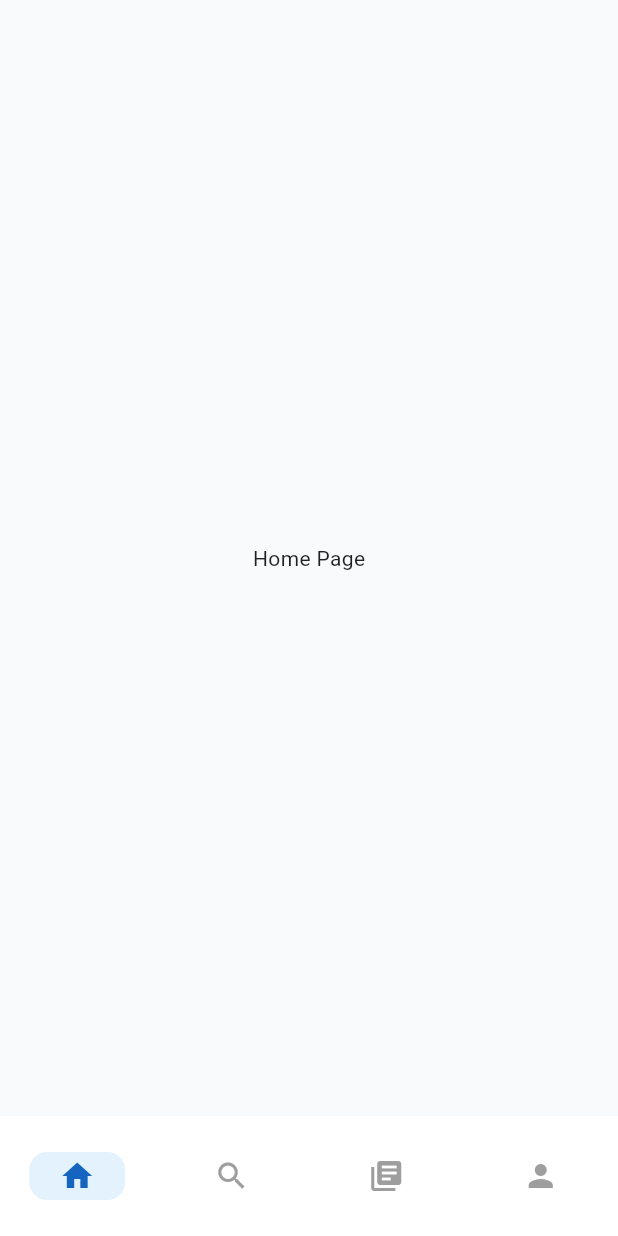
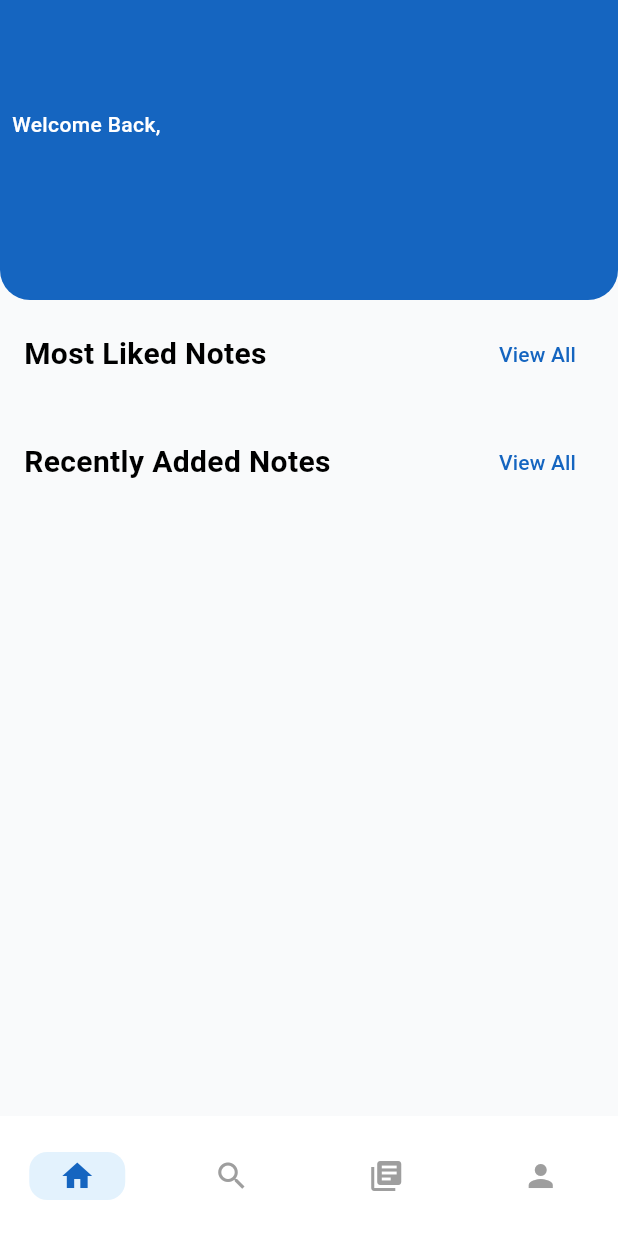
Before and after one commit to Junaid7200/CampusGrid-Flutter-Firebase-Riverpod-goRouter, a Flutter app: the HomePage screen opened by its route, on a phone screen of 412 x 824 dp. Run offline on Flutter 3.47's test engine with Material 3 defaults, Android fonts, the light colour scheme and no system bars; our stand-ins replace firebase_auth, firebase_core, flutter_svg, font_awesome_flutter, go_router, google_sign_in; accounts and stored records are empty.

Commit message:
feat: implement home page header and subheading

```diff
--- a/lib/src/features/home/home.dart
+++ b/lib/src/features/home/home.dart
@@ -1,11 +1,79 @@
 import "package:flutter/material.dart";
+import 'package:firebase_auth/firebase_auth.dart';
+import 'package:campus_grid/src/shared/widgets/home_header.dart';
 
 
-class HomePage extends StatelessWidget {
+class HomePage extends StatefulWidget {
   const HomePage({super.key});
+  State<HomePage> createState() => _HomePageState();
+}
 
+class _HomePageState extends State<HomePage> {
+
+  final User _user = FirebaseAuth.instance.currentUser!;
   @override
   Widget build(BuildContext context) {
-    return Scaffold(body: Center(child: Text("Home Page"),),);
+    final colors = Theme.of(context).colorScheme;
+    return Scaffold(
+      body: SingleChildScrollView(
+        child: Column(
+          children: [
+            Container(
+              width: double.infinity,
+              height: 200,
+              decoration: BoxDecoration(
+                color: colors.primary,
+                borderRadius: const BorderRadius.only(
+                  bottomLeft: Radius.circular(20),
+                  bottomRight: Radius.circular(20),
+                ),
+              ),
+              child:
+              Column(
+                mainAxisAlignment: MainAxisAlignment.center,
+                crossAxisAlignment: CrossAxisAlignment.start,
+                children: [
+                  Padding(
+                    padding: const EdgeInsets.all(8.0),
+                    child: Column(
+                      crossAxisAlignment: CrossAxisAlignment.start,
+                      children: [
+                        Text(
+                          "Welcome Back,",
+                          style: TextStyle(
+                            color: colors.onPrimary,
+                            fontSize: 14,
+                            fontWeight: FontWeight.w500,
+                          ),
+                        ),
+                        Text("${_user.displayName}",
+                          style: TextStyle(
+                            color: colors.onPrimary,
+                            fontSize: 24,
+                            fontWeight: FontWeight.bold,
+                          ),
+                        ),
+                      ],
+                    ),
+                  ),
+                ],
+              ),
+            ),
+            // heading: Most liked notes
+            HomeHeader(
+              heading: "Most Liked Notes",
+              onActionPressed: () {},
+            ),
+            // list of most liked notes
+            //heading: Recently added notes
+            HomeHeader(
+              heading: "Recently Added Notes",
+              onActionPressed: () {},
+            ),
+            // list of recently added notes
+          ],
+        ),
+      )
+    );
   }
 }
--- /dev/null
+++ b/lib/src/shared/widgets/home_header.dart
@@ -0,0 +1,48 @@
+import 'package:flutter/material.dart';
+
+
+
+class HomeHeader extends StatelessWidget {
+  final String heading;
+  final VoidCallback? onActionPressed;
+  const HomeHeader({
+    super.key,
+    required this.heading,
+    this.onActionPressed,
+  });
+  @override
+  Widget build(BuildContext context) {
+    final colors = Theme.of(context).colorScheme;
+    return
+    Padding(
+      padding:   const EdgeInsets.symmetric(horizontal: 16.0, vertical: 12.0),
+      child:
+      Row(
+        mainAxisAlignment: MainAxisAlignment.spaceBetween,
+        children: [
+          Text(
+            heading,
+            style: TextStyle(
+              color: colors.onBackground,
+              fontSize: 20,
+              fontWeight: FontWeight.bold,
+            ),
+          ),
+          if (onActionPressed !=null) ...{
+          TextButton(
+              onPressed: onActionPressed,
+              child: Text(
+                "View All",
+                style: TextStyle(
+                  color: colors.primary,
+                  fontSize: 14,
+                  fontWeight: FontWeight.w500,
+                ),
+              ),
+            ),
+          }
+        ],
+      ),
+    );
+  }
+}
```
